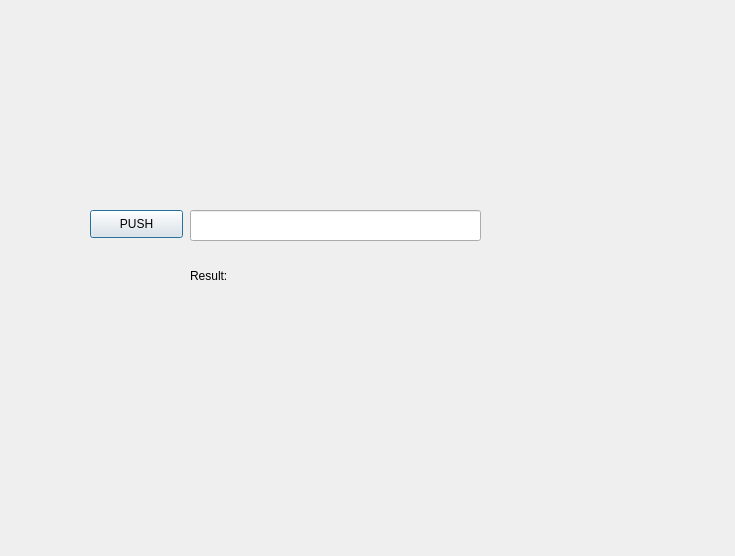
Before: the Qt Designer form Sortings_Visualization/parsingwindow.ui in yegorgru/OOP_Lab2_4_Semester, drawn with Qt 5.
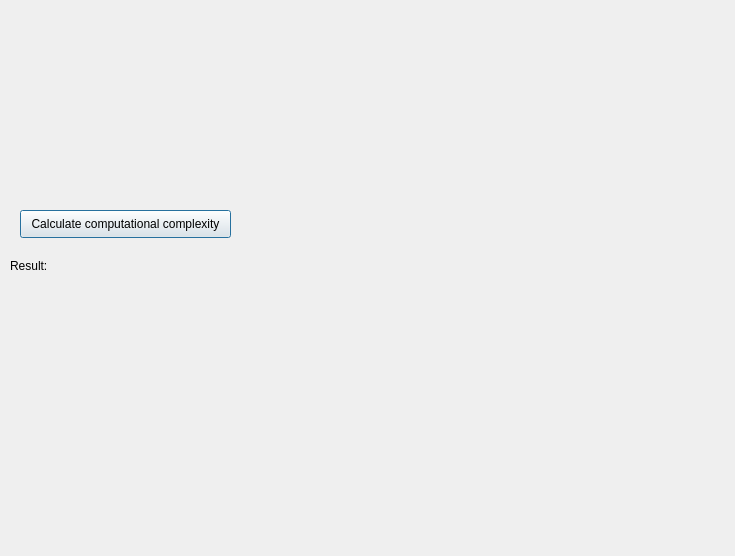
After: the same form once the commit is applied.

Diff of the .ui file:
```diff
--- a/Sortings_Visualization/parsingwindow.ui
+++ b/Sortings_Visualization/parsingwindow.ui
@@ -16,21 +16,11 @@
   <property name="windowTitle">
    <string>Dialog</string>
   </property>
-  <widget class="QLineEdit" name="inputLine">
-   <property name="geometry">
-    <rect>
-     <x>190</x>
-     <y>210</y>
-     <width>291</width>
-     <height>31</height>
-    </rect>
-   </property>
-  </widget>
   <widget class="QLabel" name="label">
    <property name="geometry">
     <rect>
-     <x>190</x>
-     <y>260</y>
+     <x>10</x>
+     <y>250</y>
      <width>61</width>
      <height>31</height>
     </rect>
@@ -42,9 +32,9 @@
   <widget class="QLabel" name="theorComplexity">
    <property name="geometry">
     <rect>
-     <x>260</x>
-     <y>265</y>
-     <width>421</width>
+     <x>60</x>
+     <y>260</y>
+     <width>641</width>
      <height>21</height>
     </rect>
    </property>
@@ -55,14 +45,27 @@
   <widget class="QPushButton" name="pushButton">
    <property name="geometry">
     <rect>
-     <x>90</x>
+     <x>20</x>
      <y>210</y>
-     <width>93</width>
+     <width>211</width>
      <height>28</height>
     </rect>
    </property>
    <property name="text">
-    <string>PUSH</string>
+    <string>Calculate computational complexity</string>
+   </property>
+  </widget>
+  <widget class="QLabel" name="res">
+   <property name="geometry">
+    <rect>
+     <x>100</x>
+     <y>300</y>
+     <width>55</width>
+     <height>16</height>
+    </rect>
+   </property>
+   <property name="text">
+    <string/>
    </property>
   </widget>
  </widget>
```
